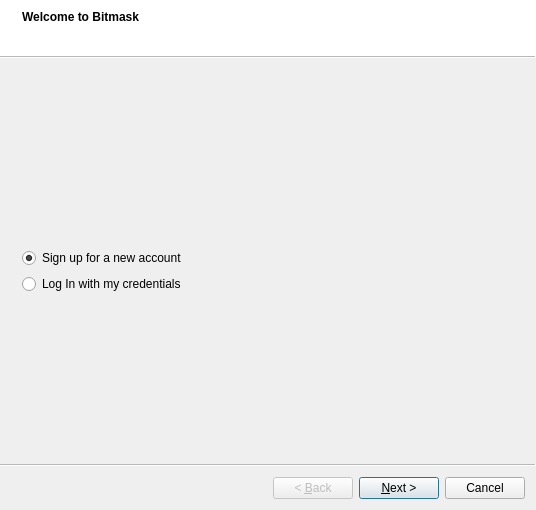
Old version of the form src/leap/bitmask/gui/ui/wizard.ui in the repository leapcode/bitmask_client.
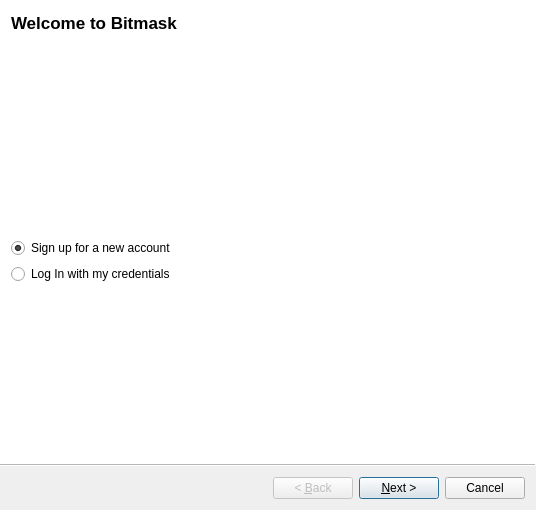
New version of the form. Icons and pictures are not drawn. Custom widgets are drawn as their Qt base class.

Commit message:
[feat] make 'check' button selected by default
Also set text to 'bold' so it's easier to find at a first sight.

- Resolves: #5526

What changed in the file:
```diff
--- a/src/leap/bitmask/gui/ui/wizard.ui
+++ b/src/leap/bitmask/gui/ui/wizard.ui
@@ -43,7 +43,7 @@
     <string>Welcome to Bitmask</string>
    </property>
    <property name="subTitle">
-    <string> </string>
+    <string/>
    </property>
    <attribute name="pageId">
     <string notr="true">0</string>
```
Left out of the diff: 54 changed lines with no effect on the pictures. The commit also changes 2 other files.
